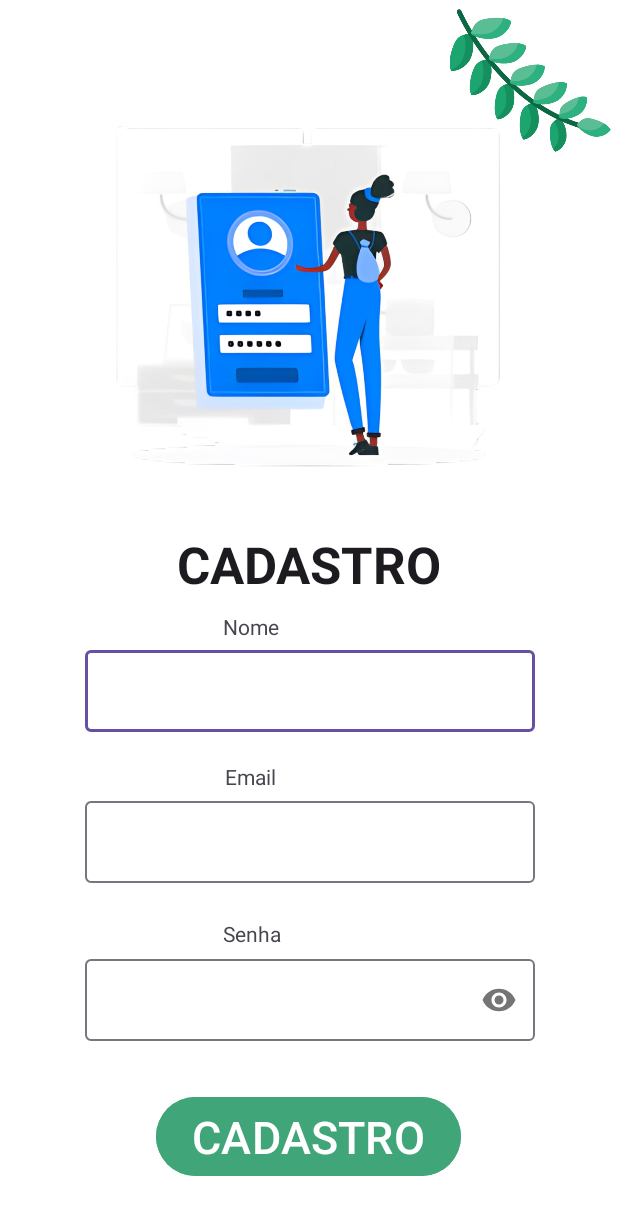
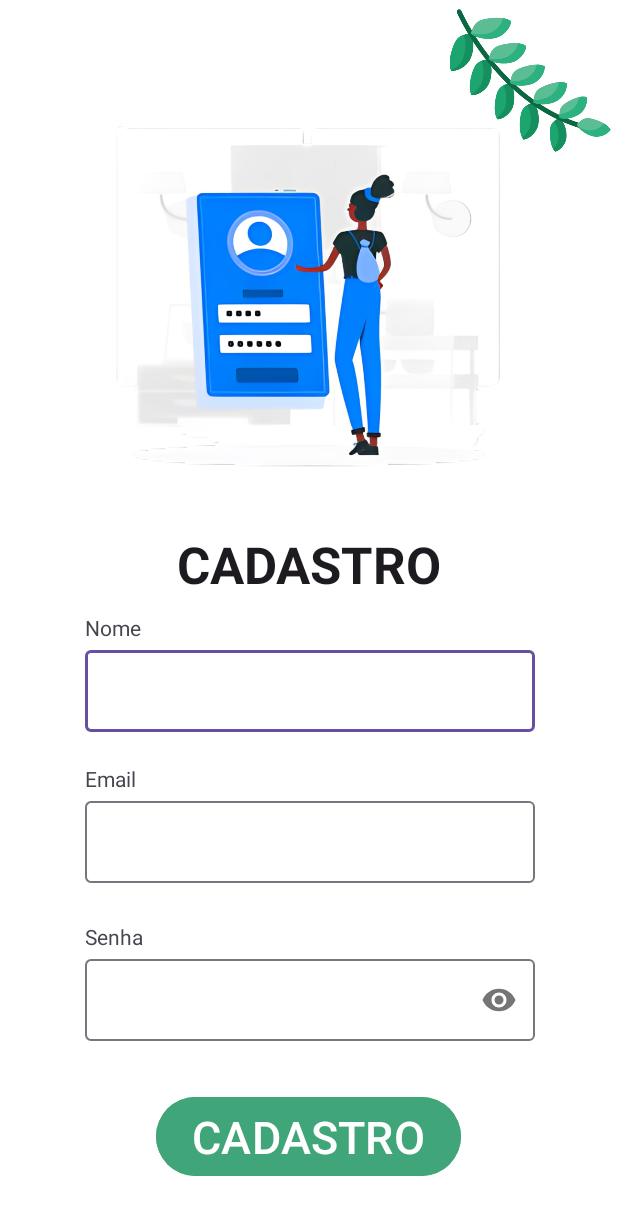
Before and after one commit to JoaoPauloColombo/Projeto1, an Android app: the Cadastro screen opened directly, with no data from a screen before it, on a phone screen of 412 x 824 dp. Shown: the top 1215 px of the screen. Run offline under Robolectric (Android 15) with nearby library versions, the phone set to English and light mode, and no system bars.

Commit message:
Finalização Entrega 4

```diff
--- a/src/Frontend/app/src/main/java/br/fecap/pi/greenspot/Login.java
+++ b/src/Frontend/app/src/main/java/br/fecap/pi/greenspot/Login.java
@@ -87,7 +87,7 @@ public class Login extends AppCompatActivity {
                                 sharedPreferences.edit().putString("token", token).apply();
 
                                 // Redirecione o usuário para a tela principal
-                                Intent intent = new Intent(Login.this, MainActivity.class);
+                                Intent intent = new Intent(Login.this, Tutorial1.class);
                                 startActivity(intent);
                                 finish();
                             } catch (JSONException e) {
--- a/src/Frontend/app/src/main/res/layout/activity_cadastro.xml
+++ b/src/Frontend/app/src/main/res/layout/activity_cadastro.xml
@@ -51,12 +51,12 @@
         android:layout_width="wrap_content"
         android:layout_height="wrap_content"
         android:text="Nome"
-        app:layout_constraintBottom_toBottomOf="parent"
+        app:layout_constraintBottom_toTopOf="@+id/textInputNome"
         app:layout_constraintEnd_toEndOf="parent"
-        app:layout_constraintHorizontal_bias="0.397"
-        app:layout_constraintStart_toStartOf="parent"
+        app:layout_constraintHorizontal_bias="0.0"
+        app:layout_constraintStart_toStartOf="@+id/textInputNome"
         app:layout_constraintTop_toTopOf="parent"
-        app:layout_constraintVertical_bias="0.507" />
+        app:layout_constraintVertical_bias="1.0" />
 
     <com.google.android.material.textfield.TextInputLayout
         android:id="@+id/textInputNome"
@@ -79,12 +79,12 @@
         android:layout_width="wrap_content"
         android:layout_height="wrap_content"
         android:text="Email"
-        app:layout_constraintBottom_toBottomOf="parent"
+        app:layout_constraintBottom_toTopOf="@+id/textInputEmail"
         app:layout_constraintEnd_toEndOf="parent"
-        app:layout_constraintHorizontal_bias="0.396"
-        app:layout_constraintStart_toStartOf="parent"
+        app:layout_constraintHorizontal_bias="0.0"
+        app:layout_constraintStart_toStartOf="@+id/textInputEmail"
         app:layout_constraintTop_toTopOf="parent"
-        app:layout_constraintVertical_bias="0.631" />
+        app:layout_constraintVertical_bias="1.0" />
 
     <com.google.android.material.textfield.TextInputLayout
         android:id="@+id/textInputEmail"
@@ -107,12 +107,12 @@
         android:layout_width="wrap_content"
         android:layout_height="wrap_content"
         android:text="Senha"
-        app:layout_constraintBottom_toBottomOf="parent"
+        app:layout_constraintBottom_toTopOf="@+id/textInputSenha"
         app:layout_constraintEnd_toEndOf="parent"
-        app:layout_constraintHorizontal_bias="0.398"
-        app:layout_constraintStart_toStartOf="parent"
+        app:layout_constraintHorizontal_bias="0.0"
+        app:layout_constraintStart_toStartOf="@+id/textInputSenha"
         app:layout_constraintTop_toTopOf="parent"
-        app:layout_constraintVertical_bias="0.761" />
+        app:layout_constraintVertical_bias="1.0" />
 
     <com.google.android.material.textfield.TextInputLayout
         android:id="@+id/textInputSenha"
@@ -130,8 +130,7 @@
         <com.google.android.material.textfield.TextInputEditText
             android:layout_width="match_parent"
             android:layout_height="wrap_content"
-            android:inputType="textPassword"
-            />
+            android:inputType="textPassword" />
     </com.google.android.material.textfield.TextInputLayout>
 
     <Button
--- a/src/Frontend/app/src/main/res/layout/activity_carregamento.xml
+++ b/src/Frontend/app/src/main/res/layout/activity_carregamento.xml
@@ -14,9 +14,9 @@
         android:layout_height="wrap_content"
         app:layout_constraintBottom_toBottomOf="parent"
         app:layout_constraintEnd_toEndOf="parent"
-        app:layout_constraintHorizontal_bias="0.478"
+        app:layout_constraintHorizontal_bias="0.500"
         app:layout_constraintStart_toStartOf="parent"
         app:layout_constraintTop_toTopOf="parent"
-        app:layout_constraintVertical_bias="0.498"
+        app:layout_constraintVertical_bias="0.500"
         app:srcCompat="@drawable/logo" />
 </androidx.constraintlayout.widget.ConstraintLayout>
```
Also changed, not shown: src/Frontend/app/src/main/res/layout/activity_entrada.xml (+3 -4 lines), src/Frontend/app/src/main/res/layout/activity_login.xml (+10 -7 lines), src/Frontend/app/src/main/res/layout/activity_tutorial1.xml (+5 -6 lines), src/Frontend/app/src/main/res/layout/activity_tutorial2.xml (+4 -5 lines), src/Frontend/app/src/main/res/layout/activity_tutorial3.xml (+4 -4 lines).
